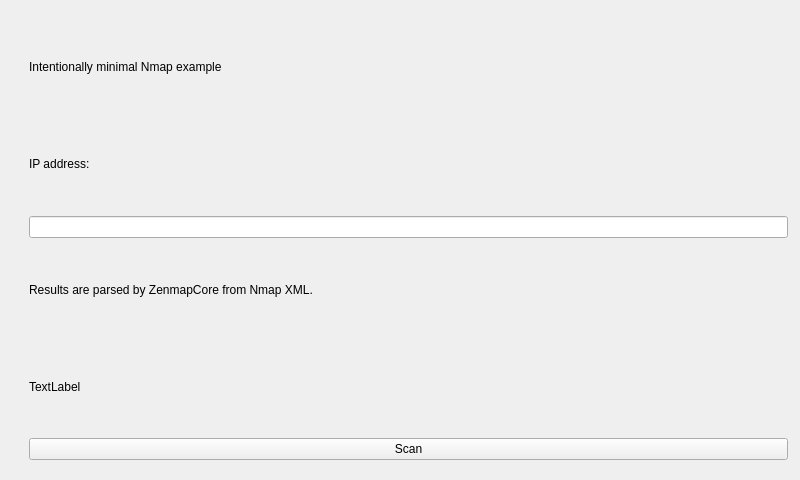
The window that zenmap/zenmapQt/project/mainwindow.ui (zielmicha/nmap) describes before a commit, drawn with Qt 5.
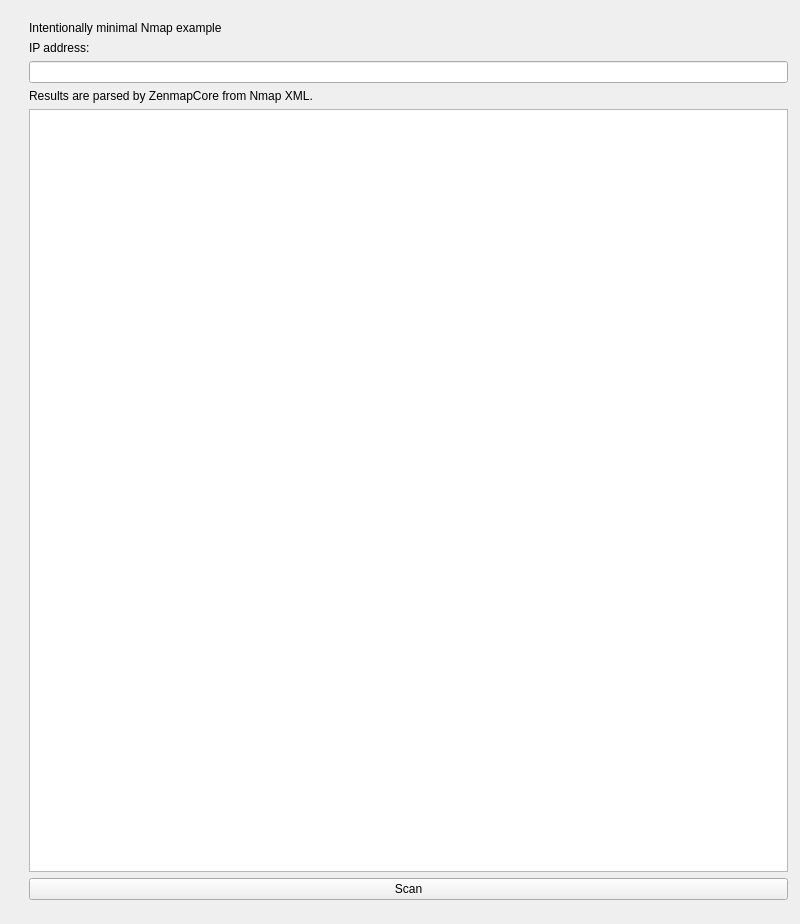
The same window after the commit.

```diff
--- a/zenmap/zenmapQt/project/mainwindow.ui
+++ b/zenmap/zenmapQt/project/mainwindow.ui
@@ -7,7 +7,7 @@
     <x>0</x>
     <y>0</y>
     <width>800</width>
-    <height>480</height>
+    <height>924</height>
    </rect>
   </property>
   <property name="windowTitle">
@@ -20,7 +20,7 @@
       <x>18</x>
       <y>10</y>
       <width>781</width>
-      <height>461</height>
+      <height>901</height>
      </rect>
     </property>
     <layout class="QVBoxLayout" name="verticalLayout">
@@ -44,16 +44,12 @@
      <item>
       <widget class="QLabel" name="label_2">
        <property name="text">
-        <string>Results are parsed by ZenmapCore from Nmap XML.</string>
+        <string>&lt;html&gt;&lt;head/&gt;&lt;body&gt;&lt;p&gt;Results are parsed by ZenmapCore from Nmap XML.&lt;/p&gt;&lt;/body&gt;&lt;/html&gt;</string>
        </property>
       </widget>
      </item>
      <item>
-      <widget class="QLabel" name="label_4">
-       <property name="text">
-        <string>TextLabel</string>
-       </property>
-      </widget>
+      <widget class="QTextBrowser" name="textBrowser"/>
      </item>
      <item>
       <widget class="QPushButton" name="pushButton">
```
Left out of the diff: 4 changed lines with no effect on the pictures.
